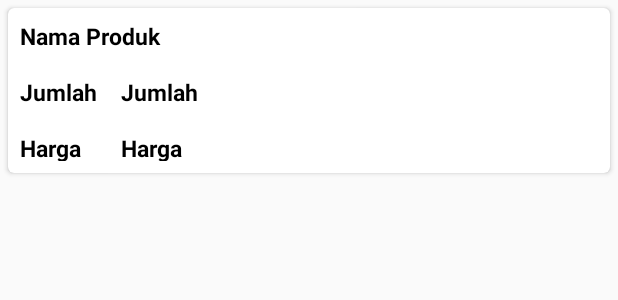
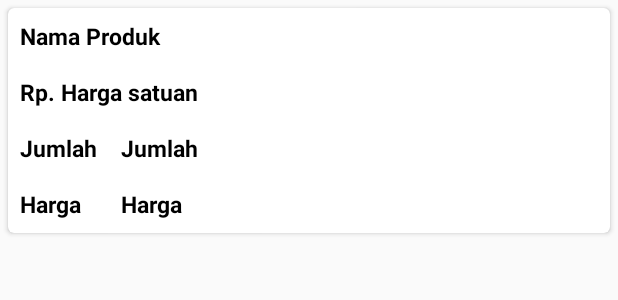
Before and after one commit to Danisalifian/AHIRO, an Android app: the layout cardview_order.xml on its own in the app's theme, with its tools: preview values and no code run, on a phone screen of 412 x 824 dp. Shown: the top 300 px of the screen. Run offline under Robolectric (Android 15) with nearby library versions, the phone set to English and light mode, and no system bars.

```diff
--- a/app/src/main/java/com/example/dan/ahiro/model/Keranjang.java
+++ b/app/src/main/java/com/example/dan/ahiro/model/Keranjang.java
@@ -4,6 +4,10 @@ public class Keranjang {
     public String productname;
     public String description;
     public String weight, price, stock, image;
+
+    public Keranjang(){
+
+    }
 
     public Keranjang(String productname, String description, String weight, String price, String stock, String image) {
         this.productname = productname;
--- a/app/src/main/res/layout/cardview_order.xml
+++ b/app/src/main/res/layout/cardview_order.xml
@@ -2,7 +2,7 @@
 <android.support.v7.widget.CardView
     xmlns:android="http://schemas.android.com/apk/res/android"
     android:layout_width="match_parent"
-    android:layout_height="110dp"
+    android:layout_height="150dp"
     xmlns:app="http://schemas.android.com/apk/res-auto"
     android:id="@+id/cvOrder"
     android:layout_margin="5dp"
@@ -24,10 +24,22 @@
             android:layout_margin="8dp"
             android:layout_marginBottom="20dp"/>
 
+        <TextView
+            android:layout_width="match_parent"
+            android:layout_height="wrap_content"
+            android:id="@+id/tvOHargasatuan"
+            android:layout_below="@id/tvONamaProduk"
+            android:text="Rp. Harga satuan"
+            android:textColor="@android:color/black"
+            android:textSize="15sp"
+            android:textStyle="bold"
+            android:layout_margin="8dp"
+            android:layout_marginBottom="20dp"/>
+
         <TableLayout
             android:layout_width="match_parent"
             android:layout_height="match_parent"
-            android:layout_below="@+id/tvONamaProduk">
+            android:layout_below="@+id/tvOHargasatuan">
 
             <TableRow>
                 <TextView
```
Also changed, not shown: app/src/main/java/com/example/dan/ahiro/KeranjangFragment.java (+31 -62 lines).
